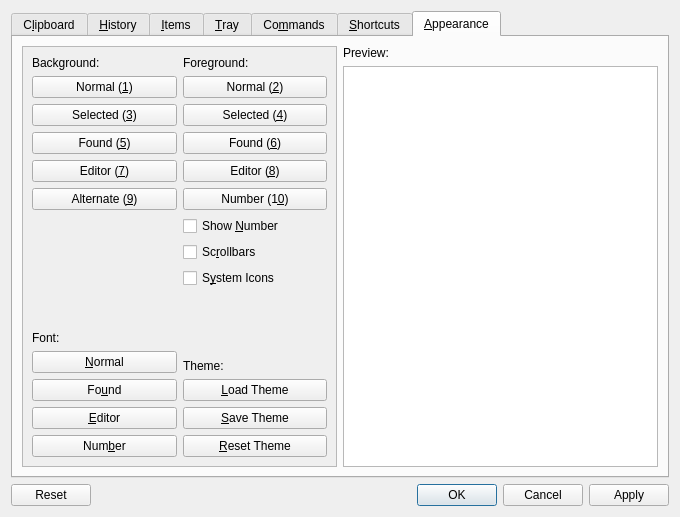
The window that src/ui/configurationmanager.ui (hluk/CopyQ) describes before a commit, drawn with Qt 5.
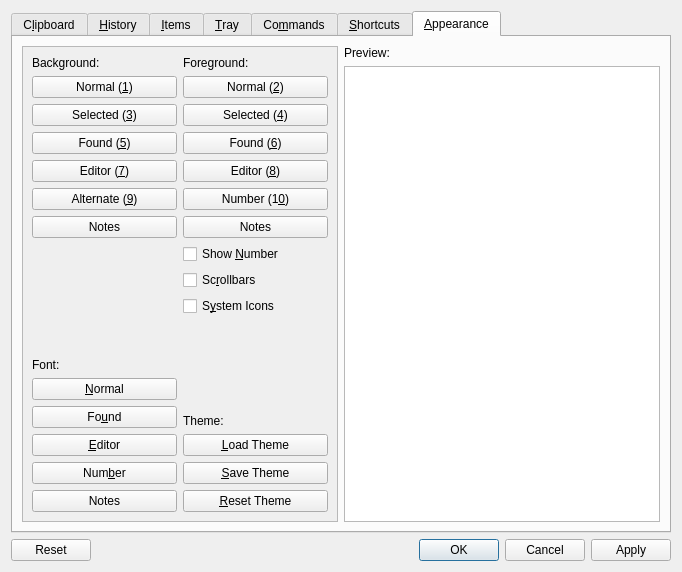
The same window after the commit. The open tabs and pages were chosen to show the change. Icons and pictures are not drawn. Custom widgets are drawn as their Qt base class.

Commit message: User can set colors and font for item notes

The edit to the form file:
```diff
--- a/src/ui/configurationmanager.ui
+++ b/src/ui/configurationmanager.ui
@@ -6,8 +6,8 @@
    <rect>
     <x>0</x>
     <y>0</y>
-    <width>680</width>
-    <height>517</height>
+    <width>682</width>
+    <height>572</height>
    </rect>
   </property>
   <property name="minimumSize">
@@ -1219,8 +1219,8 @@
              <rect>
               <x>0</x>
               <y>0</y>
-              <width>314</width>
-              <height>423</height>
+              <width>315</width>
+              <height>463</height>
              </rect>
             </property>
             <layout class="QHBoxLayout" name="horizontalLayout_3">
@@ -1271,6 +1271,13 @@
                  </property>
                 </widget>
                </item>
+               <item>
+                <widget class="QPushButton" name="pushButtonColorNotesBg">
+                 <property name="text">
+                  <string>Notes</string>
+                 </property>
+                </widget>
+               </item>
                <item>
                 <spacer name="verticalSpacer_3">
                  <property name="orientation">
@@ -1319,6 +1326,13 @@
                  </property>
                 </widget>
                </item>
+               <item>
+                <widget class="QPushButton" name="pushButtonNotesFont">
+                 <property name="text">
+                  <string>Notes</string>
+                 </property>
+                </widget>
+               </item>
               </layout>
              </item>
              <item>
@@ -1365,6 +1379,13 @@
                  </property>
                 </widget>
                </item>
+               <item>
+                <widget class="QPushButton" name="pushButtonColorNotesFg">
+                 <property name="text">
+                  <string>Notes</string>
+                 </property>
+                </widget>
+               </item>
                <item>
                 <widget class="QCheckBox" name="checkBoxShowNumber">
                  <property name="text">
```
Left out of the diff: 17 changed lines with no effect on the pictures. The commit also changes 6 other files.
